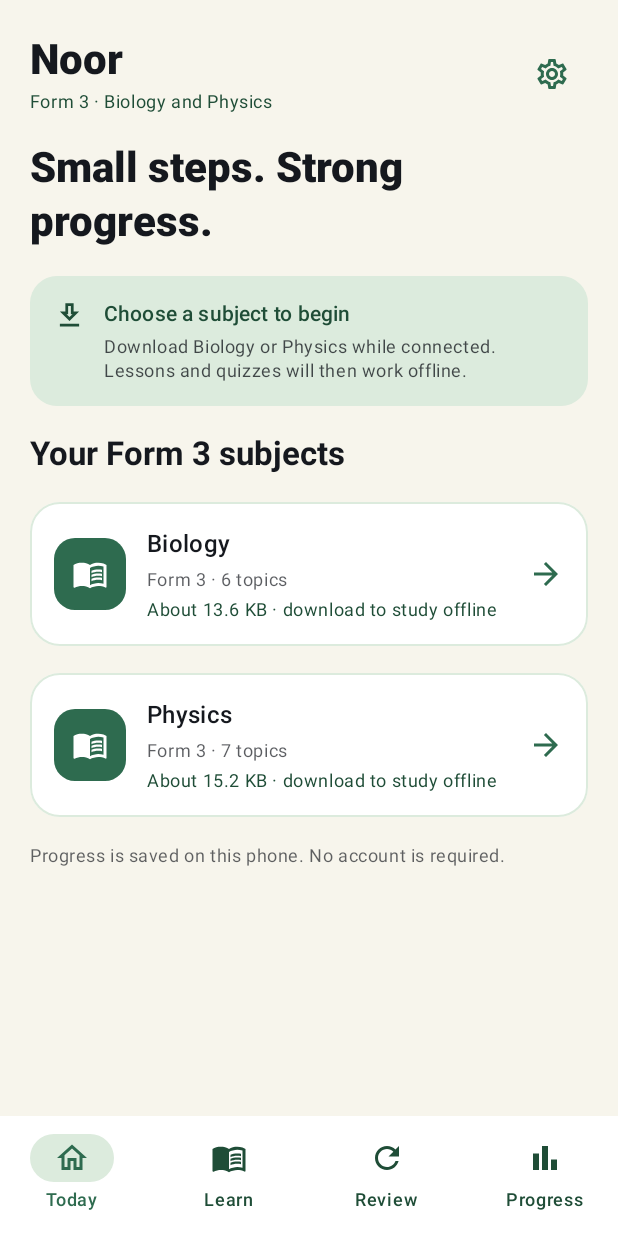
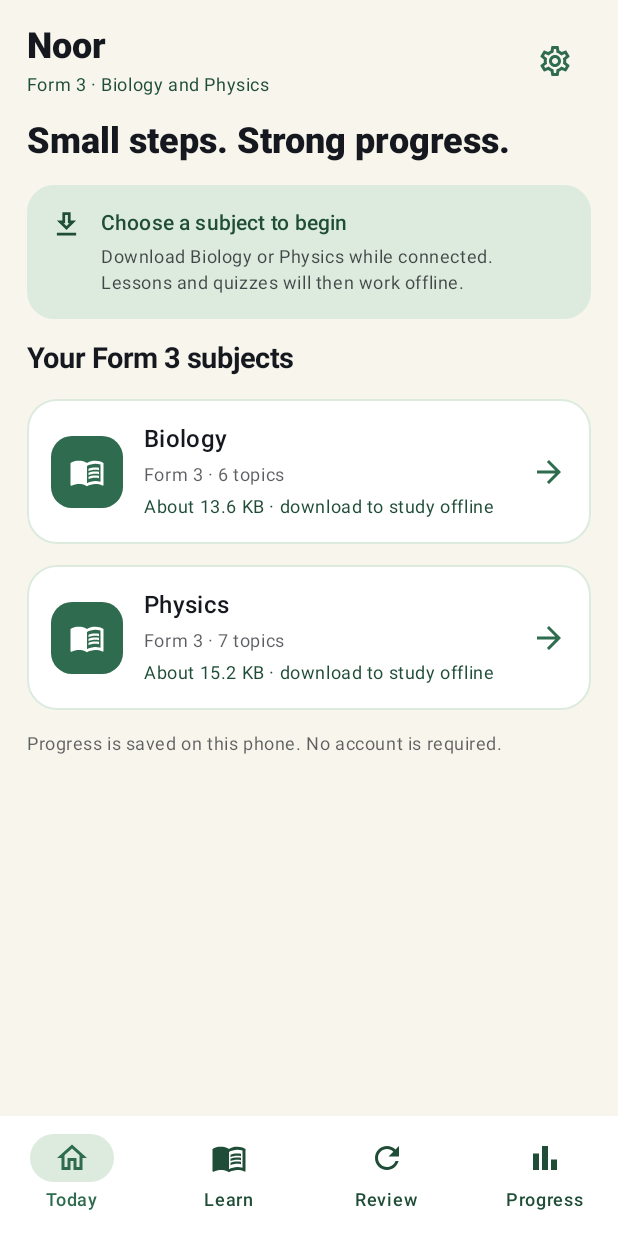
Before and after one commit to 1pagemw/noor-android, an Android app built with Jetpack Compose: the screen it shows after launch (MainActivity), after a tap on "Start with Form 3", on a phone screen of 412 x 824 dp. Run offline under Robolectric (Android 15) with nearby library versions, the phone set to English and light mode, and no system bars.

Commit message:
fix: tighten Noor screen typography and spacing

```diff
--- a/app/src/main/java/mw/noor/app/ui/NoorApp.kt
+++ b/app/src/main/java/mw/noor/app/ui/NoorApp.kt
@@ -856,8 +856,8 @@ private fun MissingContentScreen(onBack: () -> Unit) {
 @Composable
 private fun ScreenColumn(modifier: Modifier = Modifier, content: @Composable () -> Unit) {
     Column(
-        modifier = modifier.fillMaxSize().background(NoorColors.Canvas).verticalScroll(rememberScrollState()).padding(horizontal = 20.dp, vertical = 22.dp),
-        verticalArrangement = Arrangement.spacedBy(18.dp),
+        modifier = modifier.fillMaxSize().background(NoorColors.Canvas).verticalScroll(rememberScrollState()).padding(horizontal = 18.dp, vertical = 16.dp),
+        verticalArrangement = Arrangement.spacedBy(14.dp),
     ) { content() }
 }
 
--- a/app/src/main/java/mw/noor/app/ui/theme/Theme.kt
+++ b/app/src/main/java/mw/noor/app/ui/theme/Theme.kt
@@ -1,8 +1,10 @@
 package mw.noor.app.ui.theme
 
 import androidx.compose.material3.MaterialTheme
+import androidx.compose.material3.Typography
 import androidx.compose.material3.lightColorScheme
 import androidx.compose.runtime.Composable
+import androidx.compose.ui.unit.sp
 
 private val NoorLightColorScheme = lightColorScheme(
     primary = NoorColors.Moss,
@@ -19,10 +21,31 @@ private val NoorLightColorScheme = lightColorScheme(
     onSurfaceVariant = NoorColors.MossDark,
 )
 
+private val NoorTypography = Typography().let { defaults ->
+    defaults.copy(
+        displayLarge = defaults.displayLarge.copy(fontSize = 48.sp, lineHeight = 54.sp),
+        displayMedium = defaults.displayMedium.copy(fontSize = 40.sp, lineHeight = 46.sp),
+        displaySmall = defaults.displaySmall.copy(fontSize = 34.sp, lineHeight = 40.sp),
+        headlineLarge = defaults.headlineLarge.copy(fontSize = 28.sp, lineHeight = 34.sp),
+        headlineMedium = defaults.headlineMedium.copy(fontSize = 24.sp, lineHeight = 30.sp),
+        headlineSmall = defaults.headlineSmall.copy(fontSize = 21.sp, lineHeight = 27.sp),
+        titleLarge = defaults.titleLarge.copy(fontSize = 19.sp, lineHeight = 25.sp),
+        titleMedium = defaults.titleMedium.copy(fontSize = 16.sp, lineHeight = 22.sp),
+        titleSmall = defaults.titleSmall.copy(fontSize = 14.sp, lineHeight = 20.sp),
+        bodyLarge = defaults.bodyLarge.copy(fontSize = 15.sp, lineHeight = 22.sp),
+        bodyMedium = defaults.bodyMedium.copy(fontSize = 14.sp, lineHeight = 20.sp),
+        bodySmall = defaults.bodySmall.copy(fontSize = 12.sp, lineHeight = 17.sp),
+        labelLarge = defaults.labelLarge.copy(fontSize = 14.sp, lineHeight = 20.sp),
+        labelMedium = defaults.labelMedium.copy(fontSize = 12.sp, lineHeight = 16.sp),
+        labelSmall = defaults.labelSmall.copy(fontSize = 11.sp, lineHeight = 15.sp),
+    )
+}
+
 @Composable
 fun NoorTheme(content: @Composable () -> Unit) {
     MaterialTheme(
         colorScheme = NoorLightColorScheme,
+        typography = NoorTypography,
         content = content,
     )
 }
```
